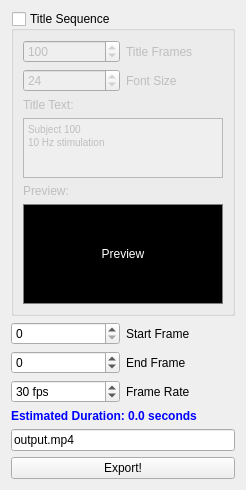
The window that src/WhiskerToolbox/Export_Widgets/Export_Video_Widget/Export_Video_Widget.ui (paulmthompson/WhiskerToolbox) describes before a commit, drawn with Qt 5.
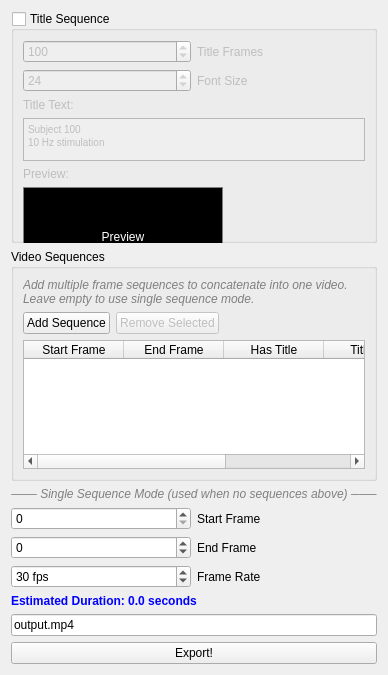
The same window after the commit.

Commit message: feat: Add multi-sequence video export with individual title cards

```diff
--- a/src/WhiskerToolbox/Export_Widgets/Export_Video_Widget/Export_Video_Widget.ui
+++ b/src/WhiskerToolbox/Export_Widgets/Export_Video_Widget/Export_Video_Widget.ui
@@ -137,6 +137,119 @@
      </layout>
     </widget>
    </item>
+   <item>
+    <widget class="QGroupBox" name="sequences_groupbox">
+     <property name="title">
+      <string>Video Sequences</string>
+     </property>
+     <layout class="QVBoxLayout" name="sequences_layout">
+      <item>
+       <widget class="QLabel" name="sequences_info_label">
+        <property name="text">
+         <string>Add multiple frame sequences to concatenate into one video. Leave empty to use single sequence mode.</string>
+        </property>
+        <property name="wordWrap">
+         <bool>true</bool>
+        </property>
+        <property name="styleSheet">
+         <string>color: gray; font-style: italic;</string>
+        </property>
+       </widget>
+      </item>
+      <item>
+       <layout class="QHBoxLayout" name="sequence_buttons_layout">
+        <item>
+         <widget class="QPushButton" name="add_sequence_button">
+          <property name="text">
+           <string>Add Sequence</string>
+          </property>
+         </widget>
+        </item>
+        <item>
+         <widget class="QPushButton" name="remove_sequence_button">
+          <property name="text">
+           <string>Remove Selected</string>
+          </property>
+          <property name="enabled">
+           <bool>false</bool>
+          </property>
+         </widget>
+        </item>
+        <item>
+         <spacer name="button_spacer">
+          <property name="orientation">
+           <enum>Qt::Orientation::Horizontal</enum>
+          </property>
+          <property name="sizeHint" stdset="0">
+           <size>
+            <width>40</width>
+            <height>20</height>
+           </size>
+          </property>
+         </spacer>
+        </item>
+       </layout>
+      </item>
+      <item>
+       <widget class="QTableWidget" name="sequences_table">
+        <property name="maximumSize">
+         <size>
+          <width>16777215</width>
+          <height>150</height>
+         </size>
+        </property>
+        <property name="alternatingRowColors">
+         <bool>true</bool>
+        </property>
+        <property name="selectionBehavior">
+         <enum>QAbstractItemView::SelectionBehavior::SelectRows</enum>
+        </property>
+        <property name="gridStyle">
+         <enum>Qt::PenStyle::SolidLine</enum>
+        </property>
+        <column>
+         <property name="text">
+          <string>Start Frame</string>
+         </property>
+        </column>
+        <column>
+         <property name="text">
+          <string>End Frame</string>
+         </property>
+        </column>
+        <column>
+         <property name="text">
+          <string>Has Title</string>
+         </property>
+        </column>
+        <column>
+         <property name="text">
+          <string>Title Text</string>
+         </property>
+        </column>
+        <column>
+         <property name="text">
+          <string>Title Frames</string>
+         </property>
+        </column>
+       </widget>
+      </item>
+     </layout>
+    </widget>
+   </item>
+   <item>
+    <widget class="QLabel" name="mode_separator">
+     <property name="text">
+      <string>─── Single Sequence Mode (used when no sequences above) ───</string>
+     </property>
+     <property name="alignment">
+      <set>Qt::AlignmentFlag::AlignCenter</set>
+     </property>
+     <property name="styleSheet">
+      <string>color: gray; font-style: italic;</string>
+     </property>
+    </widget>
+   </item>
    <item>
     <layout class="QHBoxLayout" name="horizontalLayout">
      <item>
```
The commit also changes 2 other files.
